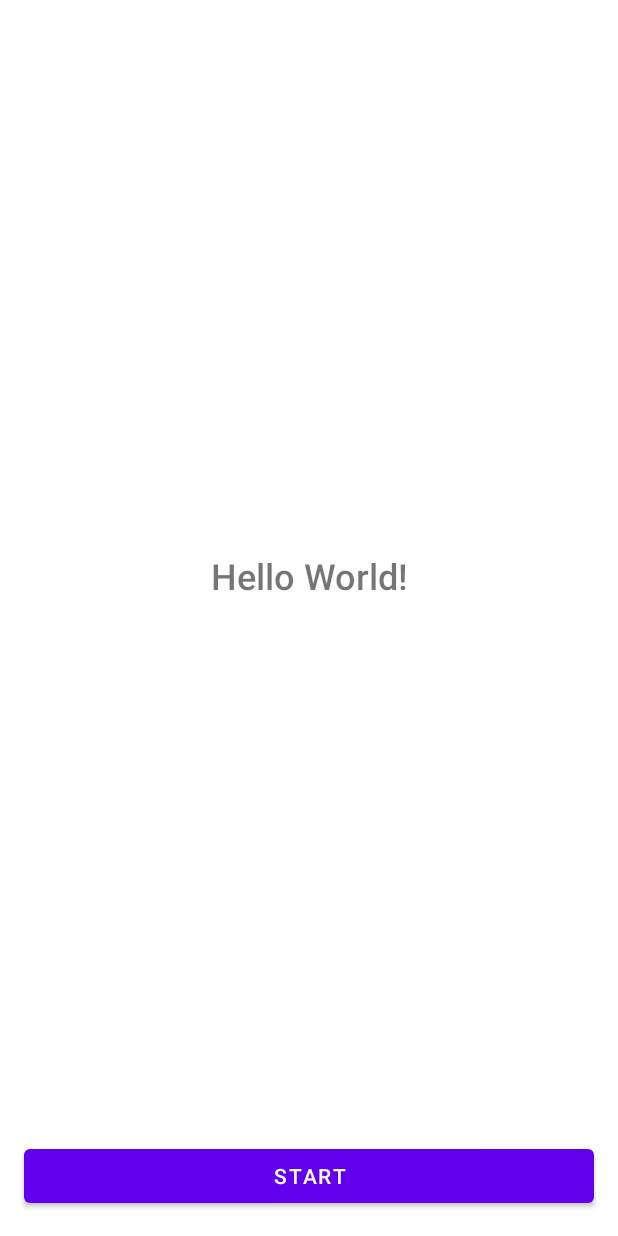
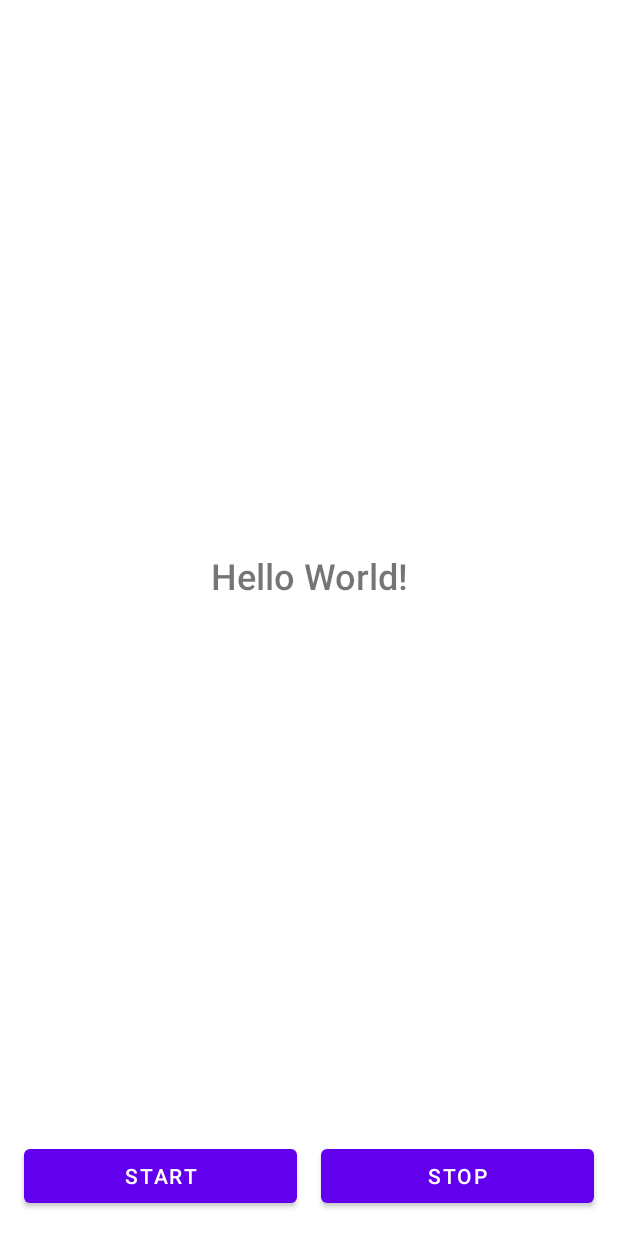
Before and after one commit to Kaito-Dogi/android-sample-SpeechRecognizer, an Android app: the layout activity_main.xml on its own in the app's theme, with its tools: preview values and no code run, on a phone screen of 412 x 824 dp. Run offline under Robolectric (Android 15) with nearby library versions, the phone set to English and light mode, and no system bars.

Commit message:
change: 実装をシンプルにした

```diff
--- a/app/src/main/res/layout/activity_main.xml
+++ b/app/src/main/res/layout/activity_main.xml
@@ -18,21 +18,33 @@
         android:gravity="center"
         android:text="Hello World!"
         android:textSize="24sp"
-        app:layout_constraintBottom_toTopOf="@+id/button"
+        app:layout_constraintBottom_toTopOf="@+id/start_button"
         app:layout_constraintEnd_toEndOf="parent"
         app:layout_constraintStart_toStartOf="parent"
         app:layout_constraintTop_toTopOf="parent" />
 
     <Button
-        android:id="@+id/button"
+        android:id="@+id/start_button"
         android:layout_width="0dp"
         android:layout_height="wrap_content"
         android:layout_marginStart="16dp"
-        android:layout_marginEnd="16dp"
+        android:layout_marginEnd="8dp"
         android:layout_marginBottom="16dp"
         android:text="START"
         app:layout_constraintBottom_toBottomOf="parent"
-        app:layout_constraintEnd_toEndOf="parent"
+        app:layout_constraintEnd_toStartOf="@id/stop_button"
         app:layout_constraintStart_toStartOf="parent" />
 
+    <Button
+        android:id="@+id/stop_button"
+        android:layout_width="0dp"
+        android:layout_height="wrap_content"
+        android:layout_marginStart="8dp"
+        android:layout_marginEnd="16dp"
+        android:layout_marginBottom="16dp"
+        android:text="STOP"
+        app:layout_constraintBottom_toBottomOf="parent"
+        app:layout_constraintEnd_toEndOf="parent"
+        app:layout_constraintStart_toEndOf="@id/start_button" />
+
 </androidx.constraintlayout.widget.ConstraintLayout>
```
Also changed, not shown: app/src/main/java/app/doggy/speechrecognizer/MainActivity.kt (+6 -13 lines).
